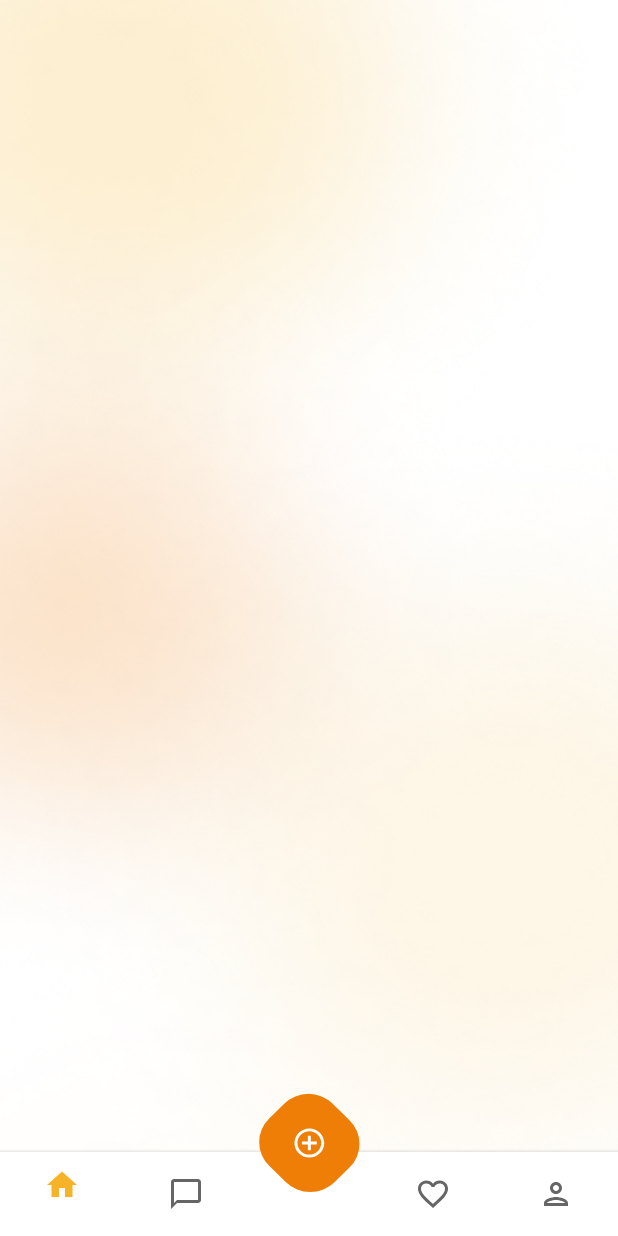
After one commit to touqeer1998/Pawfect_Dog, an Android app: the HomeFragment screen opened through its navigation route, on a phone screen of 412 x 824 dp. The commit adds this screen. Run offline under Robolectric (Android 15) with nearby library versions, the phone set to English and light mode, and no system bars; our stand-ins replace sdp/ssp sizes.

Commit message:
home fragment added and bottom appBar is setup

```diff
--- /dev/null
+++ b/app/src/main/java/com/example/pawfectdog/HomeFragment.kt
@@ -0,0 +1,184 @@
+package com.example.pawfectdog
+
+import android.os.Bundle
+import android.os.Handler
+import android.os.Looper
+import android.view.LayoutInflater
+import android.view.View
+import android.view.ViewGroup
+import android.view.WindowManager
+import android.widget.Button
+import androidx.appcompat.app.AppCompatActivity
+import androidx.fragment.app.Fragment
+import com.example.pawfectdog.databinding.FragmentHomeBinding
+
+/**
+ * An example full-screen fragment that shows and hides the system UI (i.e.
+ * status bar and navigation/system bar) with user interaction.
+ */
+class HomeFragment : Fragment() {
+    private val hideHandler = Handler(Looper.myLooper()!!)
+
+    @Suppress("InlinedApi")
+    private val hidePart2Runnable = Runnable {
+        // Delayed removal of status and navigation bar
+
+        // Note that some of these constants are new as of API 16 (Jelly Bean)
+        // and API 19 (KitKat). It is safe to use them, as they are inlined
+        // at compile-time and do nothing on earlier devices.
+        val flags =
+            View.SYSTEM_UI_FLAG_LOW_PROFILE or
+                    View.SYSTEM_UI_FLAG_FULLSCREEN or
+                    View.SYSTEM_UI_FLAG_LAYOUT_STABLE or
+                    View.SYSTEM_UI_FLAG_IMMERSIVE_STICKY or
+                    View.SYSTEM_UI_FLAG_LAYOUT_HIDE_NAVIGATION or
+                    View.SYSTEM_UI_FLAG_HIDE_NAVIGATION
+        activity?.window?.decorView?.systemUiVisibility = flags
+        (activity as? AppCompatActivity)?.supportActionBar?.hide()
+    }
+    private val showPart2Runnable = Runnable {
+        // Delayed display of UI elements
+        fullscreenContentControls?.visibility = View.VISIBLE
+    }
+    private var visible: Boolean = false
+    private val hideRunnable = Runnable { hide() }
+
+    /**
+     * Touch listener to use for in-layout UI controls to delay hiding the
+     * system UI. This is to prevent the jarring behavior of controls going away
+     * while interacting with activity UI.
+     */
+    private val delayHideTouchListener = View.OnTouchListener { _, _ ->
+        if (AUTO_HIDE) {
+            delayedHide(AUTO_HIDE_DELAY_MILLIS)
+        }
+        false
+    }
+
+    private var dummyButton: Button? = null
+    private var fullscreenContent: View? = null
+    private var fullscreenContentControls: View? = null
+
+    private var _binding: FragmentHomeBinding? = null
+
+    // This property is only valid between onCreateView and
+    // onDestroyView.
+    private val binding get() = _binding!!
+
+    override fun onCreateView(
+        inflater: LayoutInflater,
+        container: ViewGroup?,
+        savedInstanceState: Bundle?
+    ): View? {
+
+        _binding = FragmentHomeBinding.inflate(inflater, container, false)
+        return binding.root
+
+    }
+
+    override fun onViewCreated(view: View, savedInstanceState: Bundle?) {
+        super.onViewCreated(view, savedInstanceState)
+
+        visible = true
+
+        // Set up the user interaction to manually show or hide the system UI.
+        fullscreenContent?.setOnClickListener { toggle() }
+
+        // Upon interacting with UI controls, delay any scheduled hide()
+        // operations to prevent the jarring behavior of controls going away
+        // while interacting with the UI.
+        dummyButton?.setOnTouchListener(delayHideTouchListener)
+    }
+
+    override fun onResume() {
+        super.onResume()
+        activity?.window?.addFlags(WindowManager.LayoutParams.FLAG_LAYOUT_NO_LIMITS)
+
+        // Trigger the initial hide() shortly after the activity has been
+        // created, to briefly hint to the user that UI controls
+        // are available.
+        delayedHide(100)
+    }
+
+    override fun onPause() {
+        super.onPause()
+        activity?.window?.clearFlags(WindowManager.LayoutParams.FLAG_LAYOUT_NO_LIMITS)
+
+        // Clear the systemUiVisibility flag
+        activity?.window?.decorView?.systemUiVisibility = 0
+        show()
+    }
+
+    override fun onDestroy() {
+        super.onDestroy()
+        dummyButton = null
+        fullscreenContent = null
+        fullscreenContentControls = null
+    }
+
+    private fun toggle() {
+        if (visible) {
+            hide()
+        } else {
+            show()
+        }
+    }
+
+    private fun hide() {
+        // Hide UI first
+        fullscreenContentControls?.visibility = View.GONE
+        visible = false
+
+        // Schedule a runnable to remove the status and navigation bar after a delay
+        hideHandler.removeCallbacks(showPart2Runnable)
+        hideHandler.postDelayed(hidePart2Runnable, UI_ANIMATION_DELAY.toLong())
+    }
+
+    @Suppress("InlinedApi")
+    private fun show() {
+        // Show the system bar
+        fullscreenContent?.systemUiVisibility =
+            View.SYSTEM_UI_FLAG_LAYOUT_FULLSCREEN or
+                    View.SYSTEM_UI_FLAG_LAYOUT_HIDE_NAVIGATION
+        visible = true
+
+        // Schedule a runnable to display UI elements after a delay
+        hideHandler.removeCallbacks(hidePart2Runnable)
+        hideHandler.postDelayed(showPart2Runnable, UI_ANIMATION_DELAY.toLong())
+        (activity as? AppCompatActivity)?.supportActionBar?.show()
+    }
+
+    /**
+     * Schedules a call to hide() in [delayMillis], canceling any
+     * previously scheduled calls.
+     */
+    private fun delayedHide(delayMillis: Int) {
+        hideHandler.removeCallbacks(hideRunnable)
+        hideHandler.postDelayed(hideRunnable, delayMillis.toLong())
+    }
+
+    companion object {
+        /**
+         * Whether or not the system UI should be auto-hidden after
+         * [AUTO_HIDE_DELAY_MILLIS] milliseconds.
+         */
+        private const val AUTO_HIDE = true
+
+        /**
+         * If [AUTO_HIDE] is set, the number of milliseconds to wait after
+         * user interaction before hiding the system UI.
+         */
+        private const val AUTO_HIDE_DELAY_MILLIS = 3000
+
+        /**
+         * Some older devices needs a small delay between UI widget updates
+         * and a change of the status and navigation bar.
+         */
+        private const val UI_ANIMATION_DELAY = 300
+    }
+
+    override fun onDestroyView() {
+        super.onDestroyView()
+        _binding = null
+    }
+}
--- a/app/src/main/java/com/example/pawfectdog/SecondFragment.kt
+++ b/app/src/main/java/com/example/pawfectdog/SecondFragment.kt
@@ -32,9 +32,9 @@ class SecondFragment : Fragment() {
     override fun onViewCreated(view: View, savedInstanceState: Bundle?) {
         super.onViewCreated(view, savedInstanceState)
 
-//        binding.buttonSecond.setOnClickListener {
-//            findNavController().navigate(R.id.action_SecondFragment_to_FirstFragment)
-//        }
+        binding.btnSignIn.setOnClickListener {
+            findNavController().navigate(R.id.action_SecondFragment_to_homeFragment)
+        }
     }
 
     override fun onDestroyView() {
--- /dev/null
+++ b/app/src/main/res/drawable/bg_transparent.xml
@@ -0,0 +1,6 @@
+<?xml version="1.0" encoding="utf-8"?>
+<shape xmlns:android="http://schemas.android.com/apk/res/android"
+    android:shape="rectangle">
+    <solid
+        android:color="@color/transparent"/>
+</shape>
--- /dev/null
+++ b/app/src/main/res/drawable/ic_add.xml
@@ -0,0 +1,6 @@
+<vector android:autoMirrored="true" android:height="94dp"
+    android:viewportHeight="94" android:viewportWidth="92"
+    android:width="92dp" xmlns:android="http://schemas.android.com/apk/res/android">
+    <path android:fillColor="#EF7E06" android:pathData="M18.947,27.021L29.033,16.935A23,23 111.099,0 1,61.56 16.935L72.85,28.225A23,23 76.843,0 1,72.85 60.751L62.764,70.838A23,23 80.876,0 1,30.237 70.838L18.947,59.548A23,23 63.164,0 1,18.947 27.021z"/>
+    <path android:fillColor="#ffffff" android:pathData="M46.898,38.886H44.898V42.886H40.898V44.886H44.898V48.886H46.898V44.886H50.898V42.886H46.898V38.886ZM45.898,33.886C40.378,33.886 35.898,38.366 35.898,43.886C35.898,49.406 40.378,53.886 45.898,53.886C51.418,53.886 55.898,49.406 55.898,43.886C55.898,38.366 51.418,33.886 45.898,33.886ZM45.898,51.886C41.488,51.886 37.898,48.296 37.898,43.886C37.898,39.476 41.488,35.886 45.898,35.886C50.308,35.886 53.898,39.476 53.898,43.886C53.898,48.296 50.308,51.886 45.898,51.886Z"/>
+</vector>
--- /dev/null
+++ b/app/src/main/res/drawable/ic_chat.xml
@@ -0,0 +1,5 @@
+<vector android:autoMirrored="true" android:height="24dp"
+    android:tint="#FFFFFF" android:viewportHeight="24"
+    android:viewportWidth="24" android:width="24dp" xmlns:android="http://schemas.android.com/apk/res/android">
+    <path android:fillColor="@android:color/white" android:pathData="M20,2L4,2c-1.1,0 -2,0.9 -2,2v18l4,-4h14c1.1,0 2,-0.9 2,-2L22,4c0,-1.1 -0.9,-2 -2,-2zM20,16L6,16l-2,2L4,4h16v12z"/>
+</vector>
--- /dev/null
+++ b/app/src/main/res/drawable/ic_favorite.xml
@@ -0,0 +1,5 @@
+<vector android:autoMirrored="true" android:height="24dp"
+    android:tint="#FFFFFF" android:viewportHeight="24"
+    android:viewportWidth="24" android:width="24dp" xmlns:android="http://schemas.android.com/apk/res/android">
+    <path android:fillColor="@android:color/white" android:pathData="M16.5,3c-1.74,0 -3.41,0.81 -4.5,2.09C10.91,3.81 9.24,3 7.5,3 4.42,3 2,5.42 2,8.5c0,3.78 3.4,6.86 8.55,11.54L12,21.35l1.45,-1.32C18.6,15.36 22,12.28 22,8.5 22,5.42 19.58,3 16.5,3zM12.1,18.55l-0.1,0.1 -0.1,-0.1C7.14,14.24 4,11.39 4,8.5 4,6.5 5.5,5 7.5,5c1.54,0 3.04,0.99 3.57,2.36h1.87C13.46,5.99 14.96,5 16.5,5c2,0 3.5,1.5 3.5,3.5 0,2.89 -3.14,5.74 -7.9,10.05z"/>
+</vector>
--- /dev/null
+++ b/app/src/main/res/drawable/ic_home.xml
@@ -0,0 +1,5 @@
+<vector android:autoMirrored="true" android:height="24dp"
+    android:tint="#FFFFFF" android:viewportHeight="24"
+    android:viewportWidth="24" android:width="24dp" xmlns:android="http://schemas.android.com/apk/res/android">
+    <path android:fillColor="@android:color/white" android:pathData="M10,20v-6h4v6h5v-8h3L12,3 2,12h3v8z"/>
+</vector>
--- /dev/null
+++ b/app/src/main/res/drawable/ic_plus.xml
@@ -0,0 +1,5 @@
+<vector android:autoMirrored="true" android:height="24dp"
+    android:tint="#FFFFFF" android:viewportHeight="24"
+    android:viewportWidth="24" android:width="24dp" xmlns:android="http://schemas.android.com/apk/res/android">
+    <path android:fillColor="@android:color/white" android:pathData="M19,13h-6v6h-2v-6H5v-2h6V5h2v6h6v2z"/>
+</vector>
--- /dev/null
+++ b/app/src/main/res/drawable/ic_profile.xml
@@ -0,0 +1,5 @@
+<vector android:autoMirrored="true" android:height="24dp"
+    android:tint="#FFFFFF" android:viewportHeight="24"
+    android:viewportWidth="24" android:width="24dp" xmlns:android="http://schemas.android.com/apk/res/android">
+    <path android:fillColor="@android:color/white" android:pathData="M12,6c1.1,0 2,0.9 2,2s-0.9,2 -2,2 -2,-0.9 -2,-2 0.9,-2 2,-2m0,10c2.7,0 5.8,1.29 6,2L6,18c0.23,-0.72 3.31,-2 6,-2m0,-12C9.79,4 8,5.79 8,8s1.79,4 4,4 4,-1.79 4,-4 -1.79,-4 -4,-4zM12,14c-2.67,0 -8,1.34 -8,4v2h16v-2c0,-2.66 -5.33,-4 -8,-4z"/>
+</vector>
--- /dev/null
+++ b/app/src/main/res/layout/fragment_home.xml
@@ -0,0 +1,39 @@
+<?xml version="1.0" encoding="utf-8"?>
+<androidx.coordinatorlayout.widget.CoordinatorLayout xmlns:android="http://schemas.android.com/apk/res/android"
+    xmlns:app="http://schemas.android.com/apk/res-auto"
+    xmlns:tools="http://schemas.android.com/tools"
+    android:layout_width="match_parent"
+    android:layout_height="match_parent"
+    android:background="@drawable/layout_background"
+    android:theme="@style/ThemeOverlay.PawfectDog.FullscreenContainer"
+    tools:context=".HomeFragment">
+
+    <com.google.android.material.bottomappbar.BottomAppBar
+        android:id="@+id/bottomAppBar"
+        android:layout_width="match_parent"
+        android:layout_height="wrap_content"
+        app:elevation="@dimen/_3sdp"
+        android:layout_gravity="bottom"
+        app:fabCradleMargin="@dimen/_10sdp"
+        app:contentInsetStart="0dp"
+        app:fabCradleRoundedCornerRadius="@dimen/_10sdp"
+        app:fabCradleVerticalOffset="@dimen/_10sdp">
+        <com.google.android.material.bottomnavigation.BottomNavigationView
+            android:id="@+id/bnvHome"
+            android:layout_width="match_parent"
+            android:layout_height="@dimen/_40sdp"
+            android:background="@drawable/bg_transparent"
+            app:menu="@menu/bottom_app_bar_manu" />
+    </com.google.android.material.bottomappbar.BottomAppBar>
+
+    <com.google.android.material.button.MaterialButton
+        android:layout_width="@dimen/_70sdp"
+        android:layout_height="@dimen/_70sdp"
+        android:layout_marginBottom="@dimen/_10sdp"
+        app:layout_anchorGravity="center"
+        app:layout_anchor="@id/bottomAppBar"
+        android:insetBottom="0dp"
+        android:insetTop="0dp"
+        app:backgroundTint="@null"
+        android:background="@drawable/ic_add"/>
+</androidx.coordinatorlayout.widget.CoordinatorLayout>
--- a/app/src/main/res/layout/fragment_second.xml
+++ b/app/src/main/res/layout/fragment_second.xml
@@ -255,6 +255,7 @@
     </com.google.android.material.card.MaterialCardView>
 
     <com.google.android.material.button.MaterialButton
+        android:id="@+id/btnSignIn"
         android:layout_width="0dp"
         android:layout_height="@dimen/_35sdp"
         android:layout_marginHorizontal="@dimen/_30sdp"
--- /dev/null
+++ b/app/src/main/res/menu/bottom_app_bar_manu.xml
@@ -0,0 +1,23 @@
+<?xml version="1.0" encoding="utf-8"?>
+<menu xmlns:android="http://schemas.android.com/apk/res/android">
+
+    <item
+        android:id="@+id/btnHome"
+        android:icon="@drawable/ic_home"
+        android:title=""/>
+    <item
+        android:id="@+id/btnChat"
+        android:icon="@drawable/ic_chat"
+        android:title=""/>
+    <item
+        android:id="@+id/btnEmpty"
+        android:title=""/>
+    <item
+        android:id="@+id/btnFavorite"
+        android:icon="@drawable/ic_favorite"
+        android:title=""/>
+    <item
+        android:id="@+id/btnProfile"
+        android:icon="@drawable/ic_profile"
+        android:title=""/>
+</menu>
--- a/app/src/main/res/navigation/nav_graph.xml
+++ b/app/src/main/res/navigation/nav_graph.xml
@@ -24,5 +24,13 @@
         <action
             android:id="@+id/action_SecondFragment_to_FirstFragment"
             app:destination="@id/FirstFragment" />
+        <action
+            android:id="@+id/action_SecondFragment_to_homeFragment"
+            app:destination="@id/homeFragment" />
     </fragment>
+    <fragment
+        android:id="@+id/homeFragment"
+        android:name="com.example.pawfectdog.HomeFragment"
+        android:label="fragment_home"
+        tools:layout="@layout/fragment_home" />
 </navigation>
--- a/app/src/main/res/values-night/themes.xml
+++ b/app/src/main/res/values-night/themes.xml
@@ -2,8 +2,8 @@
     <!-- Base application theme. -->
     <style name="Theme.PawfectDog" parent="Theme.MaterialComponents.DayNight.DarkActionBar">
         <!-- Primary brand color. -->
-        <item name="colorPrimary">@color/purple_200</item>
-        <item name="colorPrimaryVariant">@color/purple_700</item>
+        <item name="colorPrimary">@color/yellow</item>
+        <item name="colorPrimaryVariant">#EF7E06</item>
         <item name="colorOnPrimary">@color/black</item>
         <!-- Secondary brand color. -->
         <item name="colorSecondary">@color/teal_200</item>
@@ -13,4 +13,9 @@
         <item name="android:statusBarColor">?attr/colorPrimaryVariant</item>
         <!-- Customize your theme here. -->
     </style>
+
+    <style name="ThemeOverlay.PawfectDog.FullscreenContainer" parent="">
+        <item name="fullscreenBackgroundColor">@color/light_blue_900</item>
+        <item name="fullscreenTextColor">@color/light_blue_A400</item>
+    </style>
 </resources>
--- /dev/null
+++ b/app/src/main/res/values/attrs.xml
@@ -0,0 +1,6 @@
+<resources>
+    <declare-styleable name="FullscreenAttrs">
+        <attr name="fullscreenBackgroundColor" format="color" />
+        <attr name="fullscreenTextColor" format="color" />
+    </declare-styleable>
+</resources>
--- a/app/src/main/res/values/colors.xml
+++ b/app/src/main/res/values/colors.xml
@@ -12,4 +12,9 @@
     <color name="transparent">#00000000</color>
     <color name="light_grey">#E5E5E5</color>
     <color name="grey_text">#BCB3AB</color>
+    <color name="light_blue_600">#FF039BE5</color>
+    <color name="light_blue_900">#FF01579B</color>
+    <color name="light_blue_A200">#FF40C4FF</color>
+    <color name="light_blue_A400">#FF00B0FF</color>
+    <color name="black_overlay">#66000000</color>
 </resources>
--- a/app/src/main/res/values/strings.xml
+++ b/app/src/main/res/values/strings.xml
@@ -19,4 +19,7 @@
     <string name="your_email">Your Email</string>
     <string name="your_password">Your Password</string>
     <string name="forgot">Forgot?</string>
+    <string name="dummy_button">Dummy Button</string>
+    <string name="dummy_content">DUMMY\nCONTENT</string>
+    <string name="home">Home</string>
 </resources>
--- /dev/null
+++ b/app/src/main/res/values/styles.xml
@@ -0,0 +1,7 @@
+<resources>
+
+    <style name="Widget.Theme.PawfectDog.ButtonBar.Fullscreen" parent="">
+        <item name="android:background">@color/black_overlay</item>
+        <item name="android:buttonBarStyle">?android:attr/buttonBarStyle</item>
+    </style>
+</resources>
--- a/app/src/main/res/values/themes.xml
+++ b/app/src/main/res/values/themes.xml
@@ -2,8 +2,8 @@
     <!-- Base application theme. -->
     <style name="Theme.PawfectDog" parent="Theme.MaterialComponents.DayNight.DarkActionBar">
         <!-- Primary brand color. -->
-        <item name="colorPrimary">@color/purple_500</item>
-        <item name="colorPrimaryVariant">@color/purple_700</item>
+        <item name="colorPrimary">@color/yellow</item>
+        <item name="colorPrimaryVariant">#EF7E06</item>
         <item name="colorOnPrimary">@color/white</item>
         <!-- Secondary brand color. -->
         <item name="colorSecondary">@color/teal_200</item>
@@ -22,4 +22,9 @@
     <style name="Theme.PawfectDog.AppBarOverlay" parent="ThemeOverlay.AppCompat.Dark.ActionBar" />
 
     <style name="Theme.PawfectDog.PopupOverlay" parent="ThemeOverlay.AppCompat.Light" />
+
+    <style name="ThemeOverlay.PawfectDog.FullscreenContainer" parent="">
+        <item name="fullscreenBackgroundColor">@color/light_blue_600</item>
+        <item name="fullscreenTextColor">@color/light_blue_A200</item>
+    </style>
 </resources>
```
